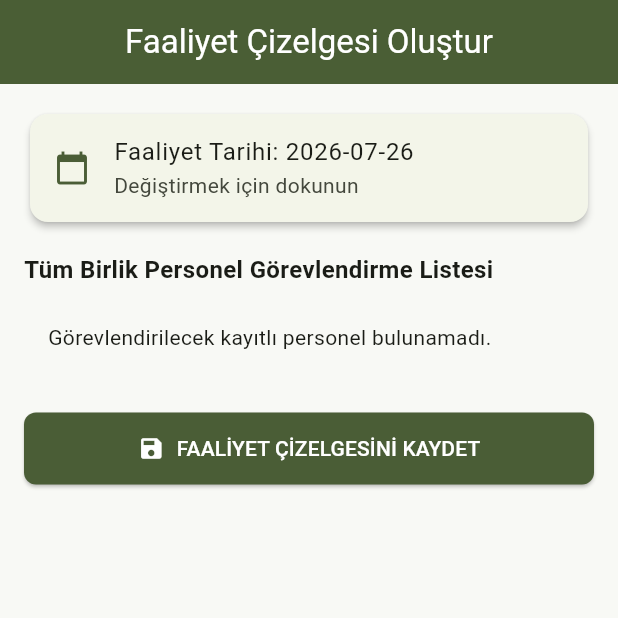
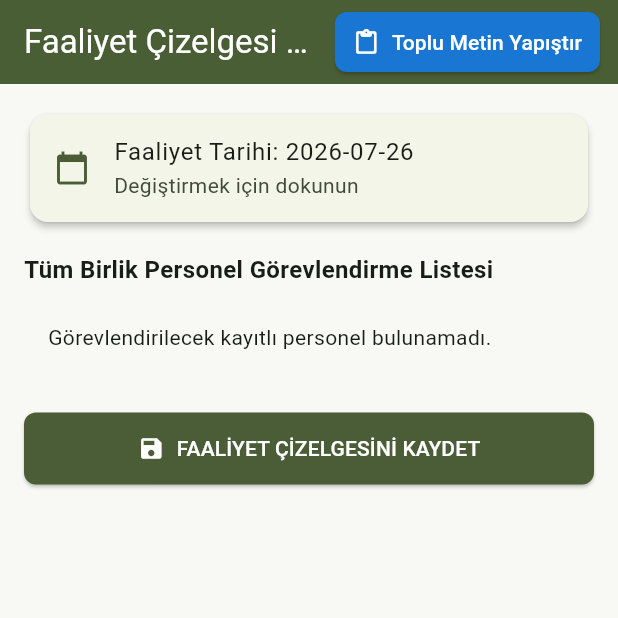
Before and after one commit to suleymantaha/personelapp2, a Flutter app: the ActivityFormScreen screen opened by its route, on a phone screen of 412 x 824 dp, the top half of it. Run offline on Flutter 3.47's test engine with Material 3 defaults, Android fonts, the phone set to English and light mode, and no system bars; our stand-ins replace drift, flutter_riverpod, go_router, pdf, printing, share_plus and 1 more; missing offline and left inert: excel; accounts and stored records are empty; generated files the repository leaves out were written again.

Commit message:
fix: Ensure Toplu Metin Yapistir button is strictly visible to Admin user only

```diff
--- a/lib/features/activity/presentation/activity_form_screen.dart
+++ b/lib/features/activity/presentation/activity_form_screen.dart
@@ -111,6 +111,41 @@ class _ActivityFormScreenState extends ConsumerState<ActivityFormScreen> {
     return Scaffold(
       appBar: AppBar(
         title: const Text('Faaliyet Çizelgesi Oluştur'),
+        actions: [
+          if (isAdmin)
+            Padding(
+              padding: const EdgeInsets.only(right: 12),
+              child: ElevatedButton.icon(
+                onPressed: () async {
+                  final db = ref.read(databaseProvider);
+                  final activityRepo = ref.read(activityRepositoryProvider);
+                  final result = await showDialog<bool>(
+                    context: context,
+                    builder: (ctx) => BulkImportDialog(
+                      database: db,
+                      activityRepository: activityRepo,
+                    ),
+                  );
+                  if (result == true) {
+                    ref.invalidate(activityRepositoryProvider);
+                    if (mounted) {
+                      Navigator.pop(context);
+                    }
+                  }
+                },
+                icon: const Icon(Icons.paste_rounded, size: 18),
+                label: const Text('Toplu Metin Yapıştır'),
+                style: ElevatedButton.styleFrom(
+                  backgroundColor: Colors.blue.shade700,
+                  foregroundColor: Colors.white,
+                  padding: const EdgeInsets.symmetric(horizontal: 12, vertical: 8),
+                  shape: RoundedRectangleBorder(
+                    borderRadius: BorderRadius.circular(8),
+                  ),
+                ),
+              ),
+            ),
+        ],
       ),
       body: SingleChildScrollView(
         child: ResponsiveCenter(
```
